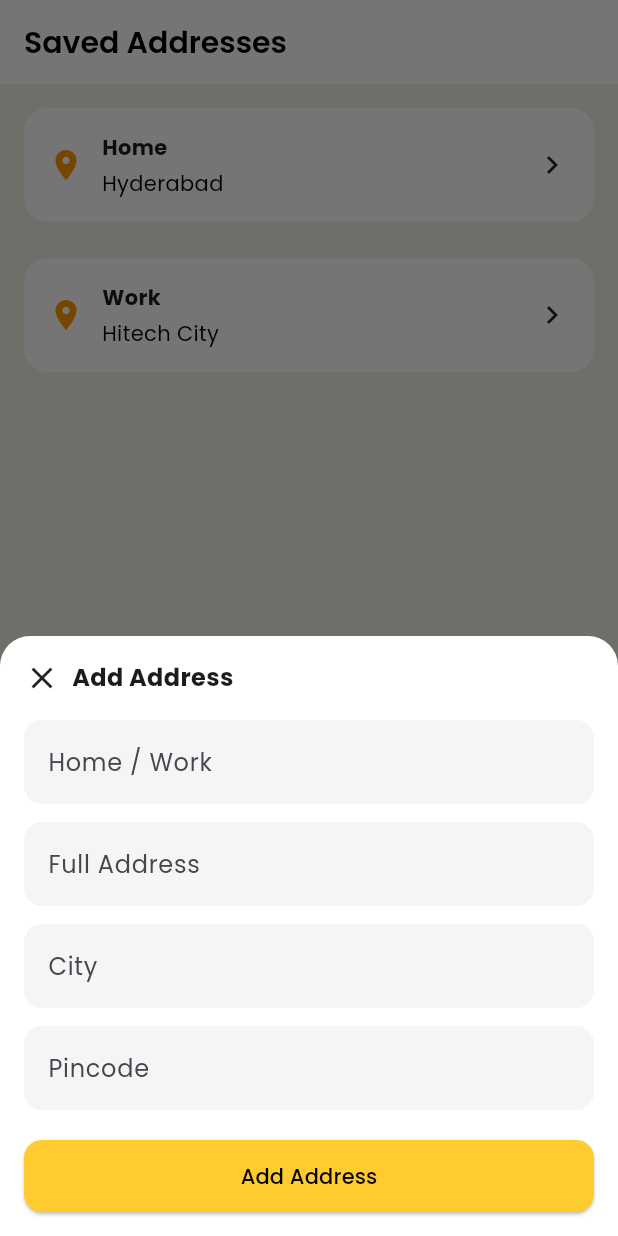
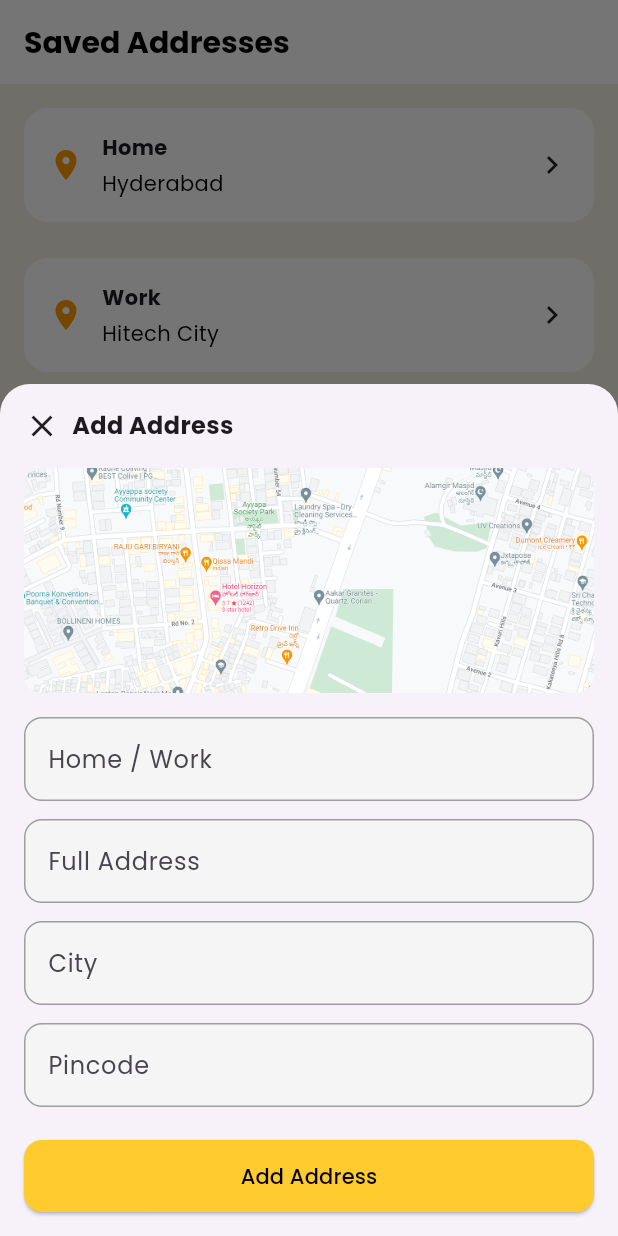
Before and after one commit to Arjun-52/Autozy_, a Flutter app: the SavedAddressScreen screen opened by its route, after a tap on "Add New Address", on a phone screen of 412 x 824 dp. Run offline on Flutter 3.47's test engine with Material 3 defaults, Android fonts, the phone set to English and light mode, and no system bars; our stand-ins replace go_router, image_picker; accounts and stored records are empty.

Commit message:
saved address

```diff
--- a/lib/features/home/screens/home_screen.dart
+++ b/lib/features/home/screens/home_screen.dart
@@ -47,11 +47,7 @@ class HomeScreen extends StatelessWidget {
                 children: [
                   Expanded(
                     child: ExploreCard(
-                      icon: Image.asset(
-                        'assets/images/view_plan_icon.png',
-                        height: 24,
-                        width: 24,
-                      ),
+                      icon: Icon(Icons.manage_search),
                       title: "View Plans",
                       onTap: () {
                         context.pushNamed('plans');
--- a/lib/features/home/widgets/vehicle_card.dart
+++ b/lib/features/home/widgets/vehicle_card.dart
@@ -57,7 +57,7 @@ class VehicleCard extends StatelessWidget {
                   vertical: 6,
                 ),
                 decoration: BoxDecoration(
-                  color: Color(0xFF008847).withValues(alpha: 0.15),
+                  color: Color(0xFFE4FFF2).withValues(alpha: 1),
                   borderRadius: BorderRadius.circular(20),
                   border: Border.all(
                     color: Color(0xFF008847).withValues(alpha: 0.8),
--- a/lib/features/profile/screens/saved_address_screen.dart
+++ b/lib/features/profile/screens/saved_address_screen.dart
@@ -1,5 +1,5 @@
+import 'package:flutter/material.dart';
 import 'package:autozy/features/profile/widgets/address_card.dart';
-import 'package:flutter/material.dart';
 
 class SavedAddressScreen extends StatefulWidget {
   const SavedAddressScreen({super.key});
@@ -9,27 +9,67 @@ class SavedAddressScreen extends StatefulWidget {
 }
 
 class _SavedAddressScreenState extends State<SavedAddressScreen> {
-  /// ✅ Address List
   List<Map<String, String>> addresses = [
     {"title": "Home", "address": "Hyderabad"},
     {"title": "Work", "address": "Hitech City"},
   ];
 
-  /// ✅ Bottom Sheet Function
-  void showAddAddressSheet(BuildContext context) {
+  int defaultIndex = 0;
+
+  /// 🔹 Reusable TextField
+  Widget buildField(
+    String hint,
+    TextEditingController controller, {
+    TextInputType? type,
+    int? maxLength,
+  }) {
+    return Padding(
+      padding: const EdgeInsets.only(bottom: 12),
+      child: TextField(
+        controller: controller,
+        keyboardType: type,
+        maxLength: maxLength,
+        decoration: InputDecoration(
+          hintText: hint,
+          counterText: "",
+          filled: true,
+          fillColor: Colors.grey.shade100,
+          enabledBorder: OutlineInputBorder(
+            borderRadius: BorderRadius.circular(12),
+            borderSide: const BorderSide(color: Colors.grey),
+          ),
+          focusedBorder: OutlineInputBorder(
+            borderRadius: BorderRadius.circular(12),
+            borderSide: const BorderSide(color: Color(0xFFFFC107), width: 1.5),
+          ),
+        ),
+      ),
+    );
+  }
+
+  /// 🔹 Bottom Sheet (Add / Edit)
+  void showAddAddressSheet({int? editIndex}) {
     final nameController = TextEditingController();
     final addressController = TextEditingController();
     final cityController = TextEditingController();
     final pincodeController = TextEditingController();
 
+    // Pre-fill if editing
+    if (editIndex != null) {
+      final data = addresses[editIndex];
+      nameController.text = data["title"]!;
+      final parts = data["address"]!.split(", ");
+      addressController.text = parts[0];
+      cityController.text = parts.length > 1 ? parts[1] : "";
+    }
+
     showModalBottomSheet(
       context: context,
       isScrollControlled: true,
-      backgroundColor: Colors.white,
       shape: const RoundedRectangleBorder(
         borderRadius: BorderRadius.vertical(top: Radius.circular(20)),
       ),
-      builder: (context) {
+      builder: (_) {
         return Padding(
           padding: EdgeInsets.only(
             left: 16,
@@ -48,81 +88,45 @@ class _SavedAddressScreenState extends State<SavedAddressScreen> {
                     child: const Icon(Icons.close),
                   ),
                   const SizedBox(width: 8),
-                  const Text(
-                    "Add Address",
-                    style: TextStyle(fontWeight: FontWeight.bold, fontSize: 16),
+                  Text(
+                    editIndex != null ? "Edit Address" : "Add Address",
+                    style: const TextStyle(
+                      fontWeight: FontWeight.bold,
+                      fontSize: 16,
+                    ),
                   ),
                 ],
               ),
 
               const SizedBox(height: 16),
 
-              /// NAME
-              TextField(
-                controller: nameController,
-                decoration: InputDecoration(
-                  hintText: "Home / Work",
-                  filled: true,
-                  fillColor: Colors.grey.shade100,
-                  border: OutlineInputBorder(
-                    borderRadius: BorderRadius.circular(12),
-                    borderSide: BorderSide.none,
-                  ),
+              /// MAP IMAGE
+              ClipRRect(
+                borderRadius: BorderRadius.circular(12),
+                child: Image.asset(
+                  'assets/images/map.png',
+                  height: 150,
+                  width: double.infinity,
+                  fit: BoxFit.cover,
                 ),
               ),
 
-              const SizedBox(height: 12),
+              const SizedBox(height: 16),
 
-              /// ADDRESS
-              TextField(
-                controller: addressController,
-                decoration: InputDecoration(
-                  hintText: "Full Address",
-                  filled: true,
-                  fillColor: Colors.grey.shade100,
-                  border: OutlineInputBorder(
-                    borderRadius: BorderRadius.circular(12),
-                    borderSide: BorderSide.none,
-                  ),
-                ),
+              /// FIELDS
+              buildField("Home / Work", nameController),
+              buildField("Full Address", addressController),
+              buildField("City", cityController),
+              buildField(
+                "Pincode",
+                pincodeController,
+                type: TextInputType.number,
+                maxLength: 6,
               ),
 
-              const SizedBox(height: 12),
+              const SizedBox(height: 10),
 
-              /// CITY
-              TextField(
-                controller: cityController,
-                decoration: InputDecoration(
-                  hintText: "City",
-                  filled: true,
-                  fillColor: Colors.grey.shade100,
-                  border: OutlineInputBorder(
-                    borderRadius: BorderRadius.circular(12),
-                    borderSide: BorderSide.none,
-                  ),
-                ),
-              ),
-
-              const SizedBox(height: 12),
-
-              /// PINCODE
-              TextField(
-                controller: pincodeController,
-                keyboardType: TextInputType.number,
-                decoration: InputDecoration(
-                  hintText: "Pincode",
-                  filled: true,
-                  fillColor: Colors.grey.shade100,
-                  border: OutlineInputBorder(
-                    borderRadius: BorderRadius.circular(12),
-                    borderSide: BorderSide.none,
-                  ),
-                ),
-              ),
-
-              const SizedBox(height: 20),
-
-              /// ADD BUTTON
+              /// BUTTON
               SizedBox(
                 width: double.infinity,
                 child: ElevatedButton(
@@ -139,18 +143,24 @@ class _SavedAddressScreenState extends State<SavedAddressScreen> {
                       return;
 
                     setState(() {
-                      addresses.add({
+                      final newData = {
                         "title": nameController.text,
                         "address":
                             "${addressController.text}, ${cityController.text}",
-                      });
+                      };
+
+                      if (editIndex != null) {
+                        addresses[editIndex] = newData;
+                      } else {
+                        addresses.add(newData);
+                      }
                     });
 
                     Navigator.pop(context);
                   },
-                  child: const Text(
-                    "Add Address",
-                    style: TextStyle(color: Colors.black),
+                  child: Text(
+                    editIndex != null ? "Update Address" : "Add Address",
+                    style: const TextStyle(color: Colors.black),
                   ),
                 ),
               ),
@@ -158,6 +168,20 @@ class _SavedAddressScreenState extends State<SavedAddressScreen> {
           ),
         );
       },
+    );
+  }
+
+  /// 🔹 Reusable option tile
+  Widget buildOption(
+    IconData icon,
+    String text,
+    VoidCallback onTap,
+    Color? color,
+  ) {
+    return ListTile(
+      leading: Icon(icon, color: color),
+      title: Text(text),
+      onTap: onTap,
     );
   }
 
@@ -171,14 +195,14 @@ class _SavedAddressScreenState extends State<SavedAddressScreen> {
         elevation: 0,
         title: const Text(
           "Saved Addresses",
-          style: TextStyle(color: Colors.black, fontWeight: FontWeight.w600),
+          style: TextStyle(color: Colors.black),
         ),
         iconTheme: const IconThemeData(color: Colors.black),
       ),
 
       body: Column(
         children: [
-          /// ✅ ADDRESS LIST
+          /// ADDRESS LIST
           Expanded(
             child: ListView.builder(
               padding: const EdgeInsets.all(16),
@@ -191,13 +215,48 @@ class _SavedAddressScreenState extends State<SavedAddressScreen> {
                   child: AddressCard(
                     title: item["title"]!,
                     address: item["address"]!,
-                    onTap: () {},
+
+                    onTap: () {
+                      showModalBottomSheet(
+                        context: context,
+                        shape: const RoundedRectangleBorder(
+                          borderRadius: BorderRadius.vertical(
+                            top: Radius.circular(20),
+                          ),
+                        ),
+                        builder: (_) {
+                          return Padding(
+                            padding: const EdgeInsets.all(16),
+                            child: Column(
+                              mainAxisSize: MainAxisSize.min,
+                              children: [
+                                buildOption(Icons.edit, "Edit Address", () {
+                                  Navigator.pop(context);
+                                  showAddAddressSheet(editIndex: index);
+                                }, null),
+
+                                buildOption(Icons.delete, "Delete Address", () {
+                                  setState(() => addresses.removeAt(index));
+                                  Navigator.pop(context);
+                                }, Colors.red),
+
+                                buildOption(Icons.star, "Set as Default", () {
+                                  setState(() => defaultIndex = index);
+                                  Navigator.pop(context);
+                                }, null),
+                              ],
+                            ),
+                          );
+                        },
+                      );
+                    },
                   ),
                 );
               },
             ),
           ),
 
+          /// ADD BUTTON
           Padding(
             padding: const EdgeInsets.all(16),
             child: SizedBox(
@@ -210,7 +269,7 @@ class _SavedAddressScreenState extends State<SavedAddressScreen> {
                     borderRadius: BorderRadius.circular(12),
                   ),
                 ),
-                onPressed: () => showAddAddressSheet(context),
+                onPressed: () => showAddAddressSheet(),
                 child: const Text(
                   "Add New Address",
                   style: TextStyle(color: Colors.black),
--- /dev/null
+++ b/lib/features/profile/widgets/textfield.dart
@@ -0,0 +1,31 @@
+import 'package:flutter/material.dart';
+
+Widget buildField(
+  String hint,
+  TextEditingController controller, {
+  TextInputType? type,
+  int? maxLength,
+}) {
+  return Padding(
+    padding: const EdgeInsets.only(bottom: 12),
+    child: TextField(
+      controller: controller,
+      keyboardType: type,
+      maxLength: maxLength,
+      decoration: InputDecoration(
+        hintText: hint,
+        counterText: "",
+        filled: true,
+        fillColor: Colors.grey.shade100,
+        enabledBorder: OutlineInputBorder(
+          borderRadius: BorderRadius.circular(12),
+          borderSide: const BorderSide(color: Colors.grey),
+        ),
+        focusedBorder: OutlineInputBorder(
+          borderRadius: BorderRadius.circular(12),
+          borderSide: const BorderSide(color: Color(0xFFFFC107), width: 1.5),
+        ),
+      ),
+    ),
+  );
+}
--- a/pubspec.yaml
+++ b/pubspec.yaml
@@ -28,6 +28,7 @@ flutter:
 
   uses-material-design: true
   assets:
+    - assets/images/map.png
     - assets/images/
 
   fonts:
```
Also changed, not shown: assets/images/gpt-ranking-icon.png (added), assets/images/last.png (added), assets/images/lastt-rank.png (added), assets/images/map.png (added), assets/images/plans-icon.png (added), assets/images/view_plan_icon.png (deleted), 1 other file.
